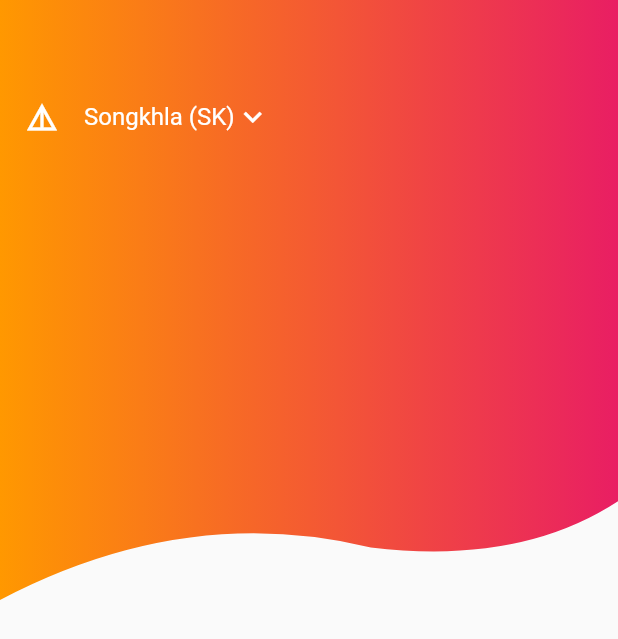
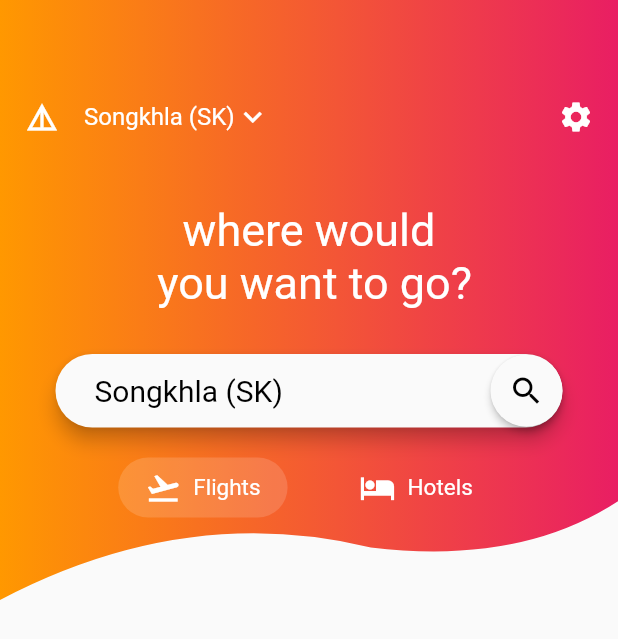
Before and after one commit to SirawichDev/Reservations_list, a Flutter app: the screen it shows after launch, on a phone screen of 412 x 824 dp. Shown: the top 639 px of the screen. Run offline on Flutter 3.47's test engine with Material 2 defaults, Android fonts, the phone set to English and light mode, and no system bars.

```diff
--- a/lib/main.dart
+++ b/lib/main.dart
@@ -1,7 +1,10 @@
+import 'package:flutter/cupertino.dart';
 import 'package:flutter/material.dart';
+import 'package:flutter/widgets.dart';
 import './clipper/CustomShapClipper.dart';
 
-void main() => runApp(MaterialApp(
+void main() =>
+    runApp(MaterialApp(
       title: "Flight List",
       debugShowCheckedModeBanner: false,
       home: HomeScreen(),
@@ -26,8 +29,13 @@ class HomeScreen extends StatelessWidget {
     );
   }
 }
-const TextStyle dropDownLabelStyle = TextStyle(color: Colors.white,fontSize: 16.0);
-const TextStyle dropDownStyle = TextStyle(color: Colors.black,fontSize: 18.0);
+
+const TextStyle dropDownLabelStyle =
+TextStyle(color: Colors.white, fontSize: 16.0);
+const TextStyle dropDownStyle = TextStyle(color: Colors.black, fontSize: 18.0);
+const TextStyle dropDownMenuStyle =
+TextStyle(color: Colors.black, fontSize: 20.0);
+
 class HomeScreenTopPart extends StatefulWidget {
   @override
   _HomeScreenTopPartState createState() => _HomeScreenTopPartState();
@@ -35,6 +43,8 @@ class HomeScreenTopPart extends StatefulWidget {
 
 class _HomeScreenTopPartState extends State<HomeScreenTopPart> {
   var seletedIndex = 0;
+  var isFlightSelected = true;
+
   @override
   Widget build(BuildContext context) {
     // TODO: implement build
@@ -70,8 +80,7 @@ class _HomeScreenTopPartState extends State<HomeScreenTopPart> {
                         },
                         child: Row(
                           children: <Widget>[
-                            Text(
-                              location[seletedIndex],
+                            Text(location[seletedIndex],
                                 style: dropDownLabelStyle),
                             Icon(
                               Icons.keyboard_arrow_down,
@@ -82,17 +91,92 @@ class _HomeScreenTopPartState extends State<HomeScreenTopPart> {
                         itemBuilder: (BuildContext context) =>
                         <PopupMenuItem<int>>[
                           PopupMenuItem(
-                                child: Text(location[0],style: dropDownStyle,),
+                            child: Text(
+                              location[0],
+                              style: dropDownStyle,
+                            ),
                             value: 0,
                           ),
                           PopupMenuItem(
-                                child: Text(location[1],style: dropDownStyle,),
+                            child: Text(
+                              location[1],
+                              style: dropDownStyle,
+                            ),
                             value: 1,
                           )
                         ],
-                      )
+                      ),
+                      Spacer(),
+                      Icon(
+                        Icons.settings,
+                        color: Colors.white,
+                      ),
                     ],
                   ),
+                ),
+                SizedBox(
+                  height: 30.0,
+                ),
+                Text(
+                  "where would \n you want to go?",
+                  style: TextStyle(
+                      fontSize: 30.0,
+                      fontFamily: "",
+                      fontWeight: FontWeight.w400,
+                      color: Colors.white),
+                  textAlign: TextAlign.center,
+                ),
+                SizedBox(
+                  height: 30.0,
+                ),
+                Padding(
+                  padding: EdgeInsets.symmetric(horizontal: 37.0),
+                  child: Material(
+                    elevation: 5.0,
+                    borderRadius: BorderRadius.all(Radius.circular(30.0)),
+                    child: TextField(
+                      style: dropDownMenuStyle,
+                      controller: TextEditingController(text: location[0]),
+                      decoration: InputDecoration(
+                          contentPadding: EdgeInsets.symmetric(
+                              horizontal: 26, vertical: 13.0),
+                          border: InputBorder.none,
+                          suffixIcon: Material(
+                            elevation: 2.0,
+                            borderRadius:
+                            BorderRadius.all(Radius.circular(30.0)),
+                            child: Icon(
+                              Icons.search,
+                              color: Colors.black,
+                            ),
+                          )),
+                    ),
+                  ),
+                ), SizedBox(
+                  height: 20.0,
+                ),
+                Row(
+                  mainAxisAlignment: MainAxisAlignment.spaceAround,
+                  mainAxisSize: MainAxisSize.min,
+                  children: <Widget>[
+                    InkWell(
+                      child: ChoiceChip(
+                          Icons.flight_takeoff, "Flights", isFlightSelected),
+                      onTap: (){
+                        setState(() {
+                          isFlightSelected = true;
+                        });
+                      },
+                    ),
+                    SizedBox(
+                      width: 30.0,
+                    ),
+                    InkWell(child: ChoiceChip(Icons.hotel, "Hotels", !isFlightSelected),onTap: (){
+                      setState(() {
+                        isFlightSelected = false;
+                      });
+                    },)
+                  ],
                 )
               ],
             ),
@@ -102,3 +186,45 @@ class _HomeScreenTopPartState extends State<HomeScreenTopPart> {
     );
   }
 }
+
+class ChoiceChip extends StatefulWidget {
+  final IconData icon;
+  final String text;
+  final bool isSelected;
+
+  ChoiceChip(this.icon, this.text, this.isSelected);
+
+  @override
+  _ChoiceChipState createState() => _ChoiceChipState();
+}
+
+class _ChoiceChipState extends State<ChoiceChip> {
+  @override
+  Widget build(BuildContext context) {
+    return Container(
+      padding: EdgeInsets.symmetric(horizontal: 18.0, vertical: 8.0),
+      decoration: widget.isSelected ? BoxDecoration(
+          color: Colors.white.withOpacity(.15),
+          borderRadius: BorderRadius.all(Radius.circular(20.0))
+      ) : null,
+      child: Row(
+        mainAxisSize: MainAxisSize.min,
+        mainAxisAlignment: MainAxisAlignment.spaceBetween,
+        children: <Widget>[
+          Icon(
+            widget.icon,
+            color: Colors.white,
+          ),
+          SizedBox(
+            width: 8.0,
+          ),
+          Text(
+            widget.text,
+            style: TextStyle(color: Colors.white, fontSize: 15.0),
+          ),
+
+        ],
+      ),
+    );
+  }
+}
```
Lines whose indentation alone changed are shown as unchanged.
